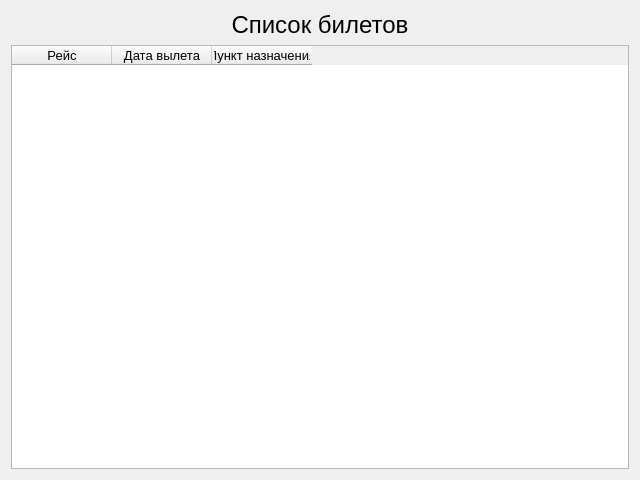
Above: ticketslistdialog.ui from BelousovAD/IS-Airport before the change. Below: the same form after it.
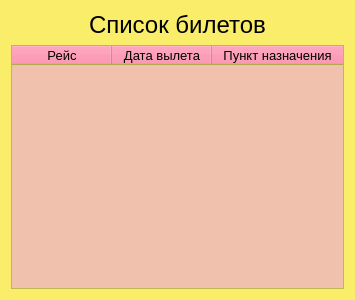
That is the form after the change.

Patch:
```diff
--- a/ticketslistdialog.ui
+++ b/ticketslistdialog.ui
@@ -6,16 +6,576 @@
    <rect>
     <x>0</x>
     <y>0</y>
-    <width>640</width>
-    <height>480</height>
+    <width>355</width>
+    <height>300</height>
    </rect>
   </property>
+  <property name="palette">
+   <palette>
+    <active>
+     <colorrole role="WindowText">
+      <brush brushstyle="SolidPattern">
+       <color alpha="255">
+        <red>0</red>
+        <green>0</green>
+        <blue>0</blue>
+       </color>
+      </brush>
+     </colorrole>
+     <colorrole role="Button">
+      <brush brushstyle="SolidPattern">
+       <color alpha="255">
+        <red>184</red>
+        <green>59</green>
+        <blue>94</blue>
+       </color>
+      </brush>
+     </colorrole>
+     <colorrole role="BrightText">
+      <brush brushstyle="SolidPattern">
+       <color alpha="255">
+        <red>255</red>
+        <green>255</green>
+        <blue>255</blue>
+       </color>
+      </brush>
+     </colorrole>
+     <colorrole role="Base">
+      <brush brushstyle="SolidPattern">
+       <color alpha="255">
+        <red>240</red>
+        <green>182</green>
+        <blue>116</blue>
+       </color>
+      </brush>
+     </colorrole>
+     <colorrole role="Window">
+      <brush brushstyle="SolidPattern">
+       <color alpha="255">
+        <red>249</red>
+        <green>237</green>
+        <blue>105</blue>
+       </color>
+      </brush>
+     </colorrole>
+     <colorrole role="Shadow">
+      <brush brushstyle="SolidPattern">
+       <color alpha="255">
+        <red>105</red>
+        <green>105</green>
+        <blue>105</blue>
+       </color>
+      </brush>
+     </colorrole>
+     <colorrole role="Highlight">
+      <brush brushstyle="SolidPattern">
+       <color alpha="255">
+        <red>106</red>
+        <green>44</green>
+        <blue>112</blue>
+       </color>
+      </brush>
+     </colorrole>
+     <colorrole role="HighlightedText">
+      <brush brushstyle="SolidPattern">
+       <color alpha="255">
+        <red>246</red>
+        <green>194</green>
+        <blue>255</blue>
+       </color>
+      </brush>
+     </colorrole>
+     <colorrole role="AlternateBase">
+      <brush brushstyle="SolidPattern">
+       <color alpha="255">
+        <red>236</red>
+        <green>177</green>
+        <blue>148</blue>
+       </color>
+      </brush>
+     </colorrole>
+     <colorrole role="ToolTipText">
+      <brush brushstyle="SolidPattern">
+       <color alpha="255">
+        <red>0</red>
+        <green>0</green>
+        <blue>0</blue>
+       </color>
+      </brush>
+     </colorrole>
+    </active>
+    <inactive>
+     <colorrole role="WindowText">
+      <brush brushstyle="SolidPattern">
+       <color alpha="255">
+        <red>0</red>
+        <green>0</green>
+        <blue>0</blue>
+       </color>
+      </brush>
+     </colorrole>
+     <colorrole role="Button">
+      <brush brushstyle="SolidPattern">
+       <color alpha="255">
+        <red>255</red>
+        <green>121</green>
+        <blue>157</blue>
+       </color>
+      </brush>
+     </colorrole>
+     <colorrole role="BrightText">
+      <brush brushstyle="SolidPattern">
+       <color alpha="255">
+        <red>255</red>
+        <green>255</green>
+        <blue>255</blue>
+       </color>
+      </brush>
+     </colorrole>
+     <colorrole role="Base">
+      <brush brushstyle="SolidPattern">
+       <color alpha="255">
+        <red>240</red>
+        <green>194</green>
+        <blue>173</blue>
+       </color>
+      </brush>
+     </colorrole>
+     <colorrole role="Window">
+      <brush brushstyle="SolidPattern">
+       <color alpha="255">
+        <red>249</red>
+        <green>237</green>
+        <blue>105</blue>
+       </color>
+      </brush>
+     </colorrole>
+     <colorrole role="Shadow">
+      <brush brushstyle="SolidPattern">
+       <color alpha="255">
+        <red>105</red>
+        <green>105</green>
+        <blue>105</blue>
+       </color>
+      </brush>
+     </colorrole>
+     <colorrole role="Highlight">
+      <brush brushstyle="SolidPattern">
+       <color alpha="255">
+        <red>240</red>
+        <green>100</green>
+        <blue>255</blue>
+       </color>
+      </brush>
+     </colorrole>
+     <colorrole role="HighlightedText">
+      <brush brushstyle="SolidPattern">
+       <color alpha="255">
+        <red>246</red>
+        <green>194</green>
+        <blue>255</blue>
+       </color>
+      </brush>
+     </colorrole>
+     <colorrole role="AlternateBase">
+      <brush brushstyle="SolidPattern">
+       <color alpha="255">
+        <red>236</red>
+        <green>225</green>
+        <blue>219</blue>
+       </color>
+      </brush>
+     </colorrole>
+     <colorrole role="ToolTipText">
+      <brush brushstyle="SolidPattern">
+       <color alpha="255">
+        <red>0</red>
+        <green>0</green>
+        <blue>0</blue>
+       </color>
+      </brush>
+     </colorrole>
+    </inactive>
+    <disabled>
+     <colorrole role="WindowText">
+      <brush brushstyle="SolidPattern">
+       <color alpha="255">
+        <red>120</red>
+        <green>120</green>
+        <blue>120</blue>
+       </color>
+      </brush>
+     </colorrole>
+     <colorrole role="Button">
+      <brush brushstyle="SolidPattern">
+       <color alpha="255">
+        <red>250</red>
+        <green>209</green>
+        <blue>126</blue>
+       </color>
+      </brush>
+     </colorrole>
+     <colorrole role="BrightText">
+      <brush brushstyle="SolidPattern">
+       <color alpha="255">
+        <red>255</red>
+        <green>255</green>
+        <blue>255</blue>
+       </color>
+      </brush>
+     </colorrole>
+     <colorrole role="Base">
+      <brush brushstyle="SolidPattern">
+       <color alpha="255">
+        <red>255</red>
+        <green>213</green>
+        <blue>129</blue>
+       </color>
+      </brush>
+     </colorrole>
+     <colorrole role="Window">
+      <brush brushstyle="SolidPattern">
+       <color alpha="255">
+        <red>247</red>
+        <green>235</green>
+        <blue>104</blue>
+       </color>
+      </brush>
+     </colorrole>
+     <colorrole role="Shadow">
+      <brush brushstyle="SolidPattern">
+       <color alpha="255">
+        <red>0</red>
+        <green>0</green>
+        <blue>0</blue>
+       </color>
+      </brush>
+     </colorrole>
+     <colorrole role="Highlight">
+      <brush brushstyle="SolidPattern">
+       <color alpha="255">
+        <red>255</red>
+        <green>163</green>
+        <blue>51</blue>
+       </color>
+      </brush>
+     </colorrole>
+     <colorrole role="HighlightedText">
+      <brush brushstyle="SolidPattern">
+       <color alpha="255">
+        <red>120</red>
+        <green>120</green>
+        <blue>120</blue>
+       </color>
+      </brush>
+     </colorrole>
+     <colorrole role="AlternateBase">
+      <brush brushstyle="SolidPattern">
+       <color alpha="255">
+        <red>255</red>
+        <green>227</green>
+        <blue>183</blue>
+       </color>
+      </brush>
+     </colorrole>
+     <colorrole role="ToolTipText">
+      <brush brushstyle="SolidPattern">
+       <color alpha="255">
+        <red>0</red>
+        <green>0</green>
+        <blue>0</blue>
+       </color>
+      </brush>
+     </colorrole>
+    </disabled>
+   </palette>
+  </property>
   <property name="windowTitle">
    <string>Dialog</string>
   </property>
   <layout class="QVBoxLayout" name="verticalLayout">
    <item>
     <widget class="QLabel" name="titleLabel">
+     <property name="palette">
+      <palette>
+       <active>
+        <colorrole role="WindowText">
+         <brush brushstyle="SolidPattern">
+          <color alpha="255">
+           <red>0</red>
+           <green>0</green>
+           <blue>0</blue>
+          </color>
+         </brush>
+        </colorrole>
+        <colorrole role="Button">
+         <brush brushstyle="SolidPattern">
+          <color alpha="255">
+           <red>184</red>
+           <green>59</green>
+           <blue>94</blue>
+          </color>
+         </brush>
+        </colorrole>
+        <colorrole role="BrightText">
+         <brush brushstyle="SolidPattern">
+          <color alpha="255">
+           <red>255</red>
+           <green>255</green>
+           <blue>255</blue>
+          </color>
+         </brush>
+        </colorrole>
+        <colorrole role="Base">
+         <brush brushstyle="SolidPattern">
+          <color alpha="255">
+           <red>240</red>
+           <green>182</green>
+           <blue>116</blue>
+          </color>
+         </brush>
+        </colorrole>
+        <colorrole role="Window">
+         <brush brushstyle="SolidPattern">
+          <color alpha="255">
+           <red>249</red>
+           <green>237</green>
+           <blue>105</blue>
+          </color>
+         </brush>
+        </colorrole>
+        <colorrole role="Shadow">
+         <brush brushstyle="SolidPattern">
+          <color alpha="255">
+           <red>105</red>
+           <green>105</green>
+           <blue>105</blue>
+          </color>
+         </brush>
+        </colorrole>
+        <colorrole role="Highlight">
+         <brush brushstyle="SolidPattern">
+          <color alpha="255">
+           <red>106</red>
+           <green>44</green>
+           <blue>112</blue>
+          </color>
+         </brush>
+        </colorrole>
+        <colorrole role="HighlightedText">
+         <brush brushstyle="SolidPattern">
+          <color alpha="255">
+           <red>246</red>
+           <green>194</green>
+           <blue>255</blue>
+          </color>
+         </brush>
+        </colorrole>
+        <colorrole role="AlternateBase">
+         <brush brushstyle="SolidPattern">
+          <color alpha="255">
+           <red>236</red>
+           <green>177</green>
+           <blue>148</blue>
+          </color>
+         </brush>
+        </colorrole>
+        <colorrole role="ToolTipText">
+         <brush brushstyle="SolidPattern">
+          <color alpha="255">
+           <red>0</red>
+           <green>0</green>
+           <blue>0</blue>
+          </color>
+         </brush>
+        </colorrole>
+       </active>
+       <inactive>
+        <colorrole role="WindowText">
+         <brush brushstyle="SolidPattern">
+          <color alpha="255">
+           <red>0</red>
+           <green>0</green>
+           <blue>0</blue>
+          </color>
+         </brush>
+        </colorrole>
+        <colorrole role="Button">
+         <brush brushstyle="SolidPattern">
+          <color alpha="255">
+           <red>255</red>
+           <green>121</green>
+           <blue>157</blue>
+          </color>
+         </brush>
+        </colorrole>
+        <colorrole role="BrightText">
+         <brush brushstyle="SolidPattern">
+          <color alpha="255">
+           <red>255</red>
+           <green>255</green>
+           <blue>255</blue>
+          </color>
+         </brush>
+        </colorrole>
+        <colorrole role="Base">
+         <brush brushstyle="SolidPattern">
+          <color alpha="255">
+           <red>240</red>
+           <green>194</green>
+           <blue>173</blue>
+          </color>
+         </brush>
+        </colorrole>
+        <colorrole role="Window">
+         <brush brushstyle="SolidPattern">
+          <color alpha="255">
+           <red>249</red>
+           <green>237</green>
+           <blue>105</blue>
+          </color>
+         </brush>
+        </colorrole>
+        <colorrole role="Shadow">
+         <brush brushstyle="SolidPattern">
+          <color alpha="255">
+           <red>105</red>
+           <green>105</green>
+           <blue>105</blue>
+          </color>
+         </brush>
+        </colorrole>
+        <colorrole role="Highlight">
+         <brush brushstyle="SolidPattern">
+          <color alpha="255">
+           <red>240</red>
+           <green>100</green>
+           <blue>255</blue>
+          </color>
+         </brush>
+        </colorrole>
+        <colorrole role="HighlightedText">
+         <brush brushstyle="SolidPattern">
+          <color alpha="255">
+           <red>246</red>
+           <green>194</green>
+           <blue>255</blue>
+          </color>
+         </brush>
+        </colorrole>
+        <colorrole role="AlternateBase">
+         <brush brushstyle="SolidPattern">
+          <color alpha="255">
+           <red>236</red>
+           <green>225</green>
+           <blue>219</blue>
+          </color>
+         </brush>
+        </colorrole>
+        <colorrole role="ToolTipText">
+         <brush brushstyle="SolidPattern">
+          <color alpha="255">
+           <red>0</red>
+           <green>0</green>
+           <blue>0</blue>
+          </color>
+         </brush>
+        </colorrole>
+       </inactive>
+       <disabled>
+        <colorrole role="WindowText">
+         <brush brushstyle="SolidPattern">
+          <color alpha="255">
+           <red>120</red>
+           <green>120</green>
+           <blue>120</blue>
+          </color>
+         </brush>
+        </colorrole>
+        <colorrole role="Button">
+         <brush brushstyle="SolidPattern">
+          <color alpha="255">
+           <red>250</red>
+           <green>209</green>
+           <blue>126</blue>
+          </color>
+         </brush>
+        </colorrole>
+        <colorrole role="BrightText">
+         <brush brushstyle="SolidPattern">
+          <color alpha="255">
+           <red>255</red>
+           <green>255</green>
+           <blue>255</blue>
+          </color>
+         </brush>
+        </colorrole>
+        <colorrole role="Base">
+         <brush brushstyle="SolidPattern">
+          <color alpha="255">
+           <red>255</red>
+           <green>213</green>
+           <blue>129</blue>
+          </color>
+         </brush>
+        </colorrole>
+        <colorrole role="Window">
+         <brush brushstyle="SolidPattern">
+          <color alpha="255">
+           <red>247</red>
+           <green>235</green>
+           <blue>104</blue>
+          </color>
+         </brush>
+        </colorrole>
+        <colorrole role="Shadow">
+         <brush brushstyle="SolidPattern">
+          <color alpha="255">
+           <red>0</red>
+           <green>0</green>
+           <blue>0</blue>
+          </color>
+         </brush>
+        </colorrole>
+        <colorrole role="Highlight">
+         <brush brushstyle="SolidPattern">
+          <color alpha="255">
+           <red>255</red>
+           <green>163</green>
+           <blue>51</blue>
+          </color>
+         </brush>
+        </colorrole>
+        <colorrole role="HighlightedText">
+         <brush brushstyle="SolidPattern">
+          <color alpha="255">
+           <red>120</red>
+           <green>120</green>
+           <blue>120</blue>
+          </color>
+         </brush>
+        </colorrole>
+        <colorrole role="AlternateBase">
+         <brush brushstyle="SolidPattern">
+          <color alpha="255">
+           <red>255</red>
+           <green>227</green>
+           <blue>183</blue>
+          </color>
+         </brush>
+        </colorrole>
+        <colorrole role="ToolTipText">
+         <brush brushstyle="SolidPattern">
+          <color alpha="255">
+           <red>0</red>
+           <green>0</green>
+           <blue>0</blue>
+          </color>
+         </brush>
+        </colorrole>
+       </disabled>
+      </palette>
+     </property>
      <property name="font">
       <font>
        <pointsize>18</pointsize>
@@ -31,6 +591,304 @@
    </item>
    <item>
     <widget class="QTableWidget" name="ticketsTableWidget">
+     <property name="palette">
+      <palette>
+       <active>
+        <colorrole role="WindowText">
+         <brush brushstyle="SolidPattern">
+          <color alpha="255">
+           <red>0</red>
+           <green>0</green>
+           <blue>0</blue>
+          </color>
+         </brush>
+        </colorrole>
+        <colorrole role="Button">
+         <brush brushstyle="SolidPattern">
+          <color alpha="255">
+           <red>184</red>
+           <green>59</green>
+           <blue>94</blue>
+          </color>
+         </brush>
+        </colorrole>
+        <colorrole role="BrightText">
+         <brush brushstyle="SolidPattern">
+          <color alpha="255">
+           <red>255</red>
+           <green>255</green>
+           <blue>255</blue>
+          </color>
+         </brush>
+        </colorrole>
+        <colorrole role="Base">
+         <brush brushstyle="SolidPattern">
+          <color alpha="255">
+           <red>240</red>
+           <green>182</green>
+           <blue>116</blue>
+          </color>
+         </brush>
+        </colorrole>
+        <colorrole role="Window">
+         <brush brushstyle="SolidPattern">
+          <color alpha="255">
+           <red>249</red>
+           <green>237</green>
+           <blue>105</blue>
+          </color>
+         </brush>
+        </colorrole>
+        <colorrole role="Shadow">
+         <brush brushstyle="SolidPattern">
+          <color alpha="255">
+           <red>105</red>
+           <green>105</green>
+           <blue>105</blue>
+          </color>
+         </brush>
+        </colorrole>
+        <colorrole role="Highlight">
+         <brush brushstyle="SolidPattern">
+          <color alpha="255">
+           <red>106</red>
+           <green>44</green>
+           <blue>112</blue>
+          </color>
+         </brush>
+        </colorrole>
+        <colorrole role="HighlightedText">
+         <brush brushstyle="SolidPattern">
+          <color alpha="255">
+           <red>246</red>
+           <green>194</green>
+           <blue>255</blue>
+          </color>
+         </brush>
+        </colorrole>
+        <colorrole role="AlternateBase">
+         <brush brushstyle="SolidPattern">
+          <color alpha="255">
+           <red>236</red>
+           <green>177</green>
+           <blue>148</blue>
+          </color>
+         </brush>
+        </colorrole>
+        <colorrole role="ToolTipText">
+         <brush brushstyle="SolidPattern">
+          <color alpha="255">
+           <red>0</red>
+           <green>0</green>
+           <blue>0</blue>
+          </color>
+         </brush>
+        </colorrole>
+       </active>
+       <inactive>
+        <colorrole role="WindowText">
+         <brush brushstyle="SolidPattern">
+          <color alpha="255">
+           <red>0</red>
+           <green>0</green>
+           <blue>0</blue>
+          </color>
+         </brush>
+        </colorrole>
+        <colorrole role="Button">
+         <brush brushstyle="SolidPattern">
+          <color alpha="255">
+           <red>255</red>
+           <green>121</green>
+           <blue>157</blue>
+          </color>
+         </brush>
+        </colorrole>
+        <colorrole role="BrightText">
+         <brush brushstyle="SolidPattern">
+          <color alpha="255">
+           <red>255</red>
+           <green>255</green>
+           <blue>255</blue>
+          </color>
+         </brush>
+        </colorrole>
+        <colorrole role="Base">
+         <brush brushstyle="SolidPattern">
+          <color alpha="255">
+           <red>240</red>
+           <green>194</green>
+           <blue>173</blue>
+          </color>
+         </brush>
+        </colorrole>
+        <colorrole role="Window">
+         <brush brushstyle="SolidPattern">
+          <color alpha="255">
+           <red>249</red>
+           <green>237</green>
+           <blue>105</blue>
+          </color>
+         </brush>
+        </colorrole>
+        <colorrole role="Shadow">
+         <brush brushstyle="SolidPattern">
+          <color alpha="255">
+           <red>105</red>
+           <green>105</green>
+           <blue>105</blue>
+          </color>
+         </brush>
+        </colorrole>
+        <colorrole role="Highlight">
+         <brush brushstyle="SolidPattern">
+          <color alpha="255">
+           <red>240</red>
+           <green>100</green>
+           <blue>255</blue>
+          </color>
+         </brush>
+        </colorrole>
+        <colorrole role="HighlightedText">
+         <brush brushstyle="SolidPattern">
+          <color alpha="255">
+           <red>246</red>
+           <green>194</green>
+           <blue>255</blue>
+          </color>
+         </brush>
+        </colorrole>
+        <colorrole role="AlternateBase">
+         <brush brushstyle="SolidPattern">
+          <color alpha="255">
+           <red>236</red>
+           <green>225</green>
+           <blue>219</blue>
+          </color>
+         </brush>
+        </colorrole>
+        <colorrole role="ToolTipText">
+         <brush brushstyle="SolidPattern">
+          <color alpha="255">
+           <red>0</red>
+           <green>0</green>
+           <blue>0</blue>
+          </color>
+         </brush>
+        </colorrole>
+       </inactive>
+       <disabled>
+        <colorrole role="WindowText">
+         <brush brushstyle="SolidPattern">
+          <color alpha="255">
+           <red>120</red>
+           <green>120</green>
+           <blue>120</blue>
+          </color>
+         </brush>
+        </colorrole>
+        <colorrole role="Button">
+         <brush brushstyle="SolidPattern">
+          <color alpha="255">
+           <red>250</red>
+           <green>209</green>
+           <blue>126</blue>
+          </color>
+         </brush>
+        </colorrole>
+        <colorrole role="BrightText">
+         <brush brushstyle="SolidPattern">
+          <color alpha="255">
+           <red>255</red>
+           <green>255</green>
+           <blue>255</blue>
+          </color>
+         </brush>
+        </colorrole>
+        <colorrole role="Base">
+         <brush brushstyle="SolidPattern">
+          <color alpha="255">
+           <red>255</red>
+           <green>213</green>
+           <blue>129</blue>
+          </color>
+         </brush>
+        </colorrole>
+        <colorrole role="Window">
+         <brush brushstyle="SolidPattern">
+          <color alpha="255">
+           <red>247</red>
+           <green>235</green>
+           <blue>104</blue>
+          </color>
+         </brush>
+        </colorrole>
+        <colorrole role="Shadow">
+         <brush brushstyle="SolidPattern">
+          <color alpha="255">
+           <red>0</red>
+           <green>0</green>
+           <blue>0</blue>
+          </color>
+         </brush>
+        </colorrole>
+        <colorrole role="Highlight">
+         <brush brushstyle="SolidPattern">
+          <color alpha="255">
+           <red>255</red>
+           <green>163</green>
+           <blue>51</blue>
+          </color>
+         </brush>
+        </colorrole>
+        <colorrole role="HighlightedText">
+         <brush brushstyle="SolidPattern">
+          <color alpha="255">
+           <red>120</red>
+           <green>120</green>
+           <blue>120</blue>
+          </color>
+         </brush>
+        </colorrole>
+        <colorrole role="AlternateBase">
+         <brush brushstyle="SolidPattern">
+          <color alpha="255">
+           <red>255</red>
+           <green>227</green>
+           <blue>183</blue>
+          </color>
+         </brush>
+        </colorrole>
+        <colorrole role="ToolTipText">
+         <brush brushstyle="SolidPattern">
+          <color alpha="255">
+           <red>0</red>
+           <green>0</green>
+           <blue>0</blue>
+          </color>
+         </brush>
+        </colorrole>
+       </disabled>
+      </palette>
+     </property>
+     <property name="editTriggers">
+      <set>QAbstractItemView::NoEditTriggers</set>
+     </property>
+     <property name="selectionBehavior">
+      <enum>QAbstractItemView::SelectColumns</enum>
+     </property>
+     <property name="textElideMode">
+      <enum>Qt::ElideMiddle</enum>
+     </property>
+     <attribute name="horizontalHeaderMinimumSectionSize">
+      <number>17</number>
+     </attribute>
+     <attribute name="horizontalHeaderStretchLastSection">
+      <bool>true</bool>
+     </attribute>
+     <attribute name="verticalHeaderMinimumSectionSize">
+      <number>17</number>
+     </attribute>
      <column>
       <property name="text">
        <string>Рейс</string>
```
